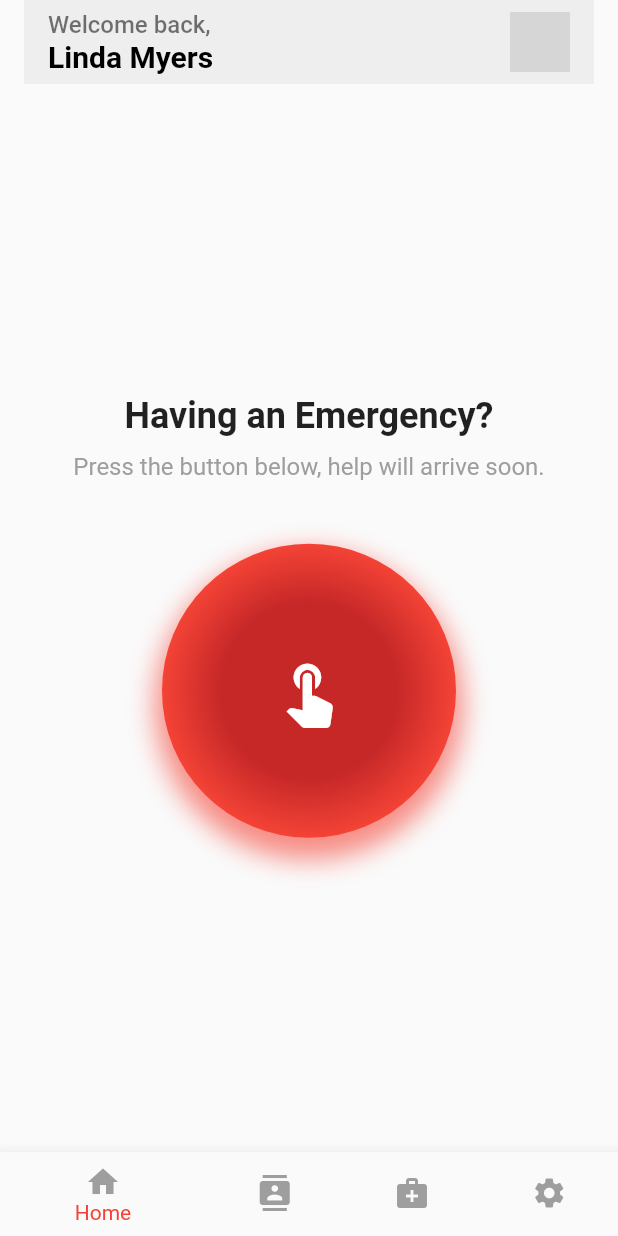
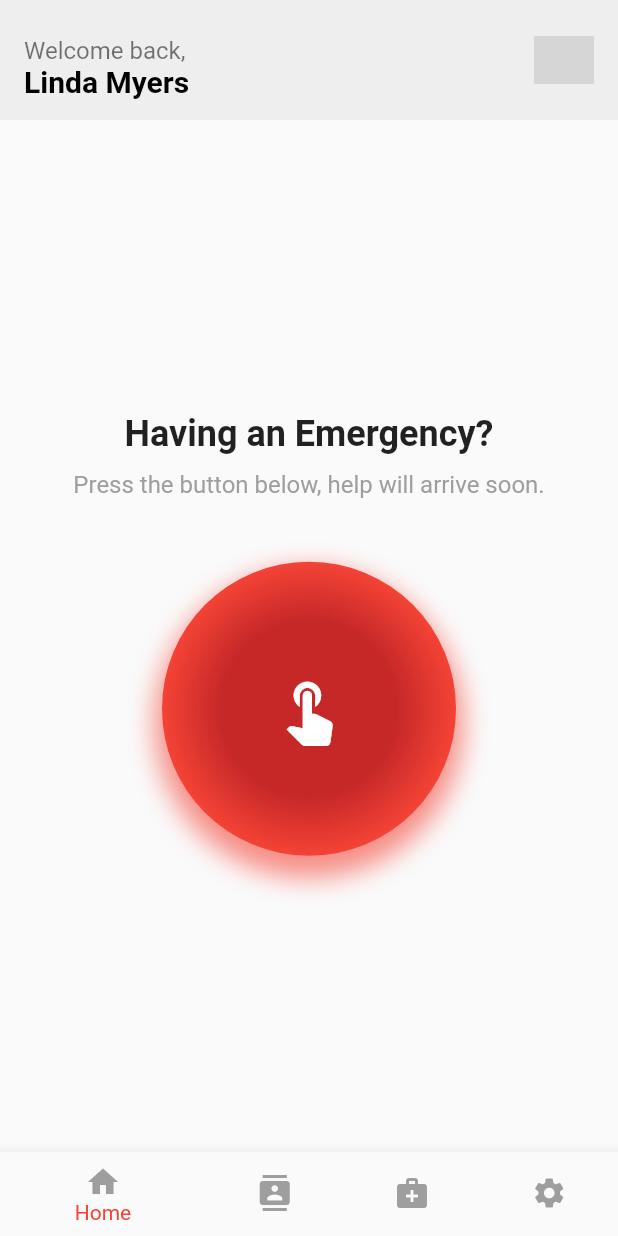
Before and after one commit to Mostafa-Mohamed4932/caremergencyswiftresponse, a Flutter app: the EmergencyHomeScreen screen opened directly, on a phone screen of 412 x 824 dp. Run offline on Flutter 3.47's test engine with Material 2 defaults, Android fonts, the phone set to English and light mode, and no system bars; our stand-ins replace cloud_firestore, firebase_core; accounts and stored records are empty; network calls fail; grey boxes are pictures that could not be loaded.

Commit message:
Fixed the grey box, ruined the text position

```diff
--- a/lib/home_screen.dart
+++ b/lib/home_screen.dart
@@ -43,13 +43,15 @@ class _EmergencyHomeScreenState extends State<EmergencyHomeScreen> with SingleTi
   @override
   Widget build(BuildContext context) {
     return Scaffold(
-      appBar: AppBar(
+      appBar: PreferredSize(
+        preferredSize: Size.fromHeight(80), // Adjust the height as needed
+        child: AppBar(
           backgroundColor: Colors.transparent,
           elevation: 0,
           automaticallyImplyLeading: false, // Removes the back arrow
-        title: Container(
-          width: double.infinity, // Full width background
-          padding: EdgeInsets.all(16),
+          flexibleSpace: Container(
+            width: double.infinity, // Full width
+            padding: EdgeInsets.symmetric(horizontal: 16, vertical: 24),
             color: Colors.grey.shade200, // Light gray background
             child: Row(
               crossAxisAlignment: CrossAxisAlignment.center, // Ensure vertical centering
@@ -71,6 +73,7 @@ class _EmergencyHomeScreenState extends State<EmergencyHomeScreen> with SingleTi
                   child: Icon(Icons.person, color: Colors.grey), // Guest icon if no image
                 ),
               ],
+            ),
           ),
         ),
       ),
```
Lines whose indentation alone changed are shown as unchanged.
